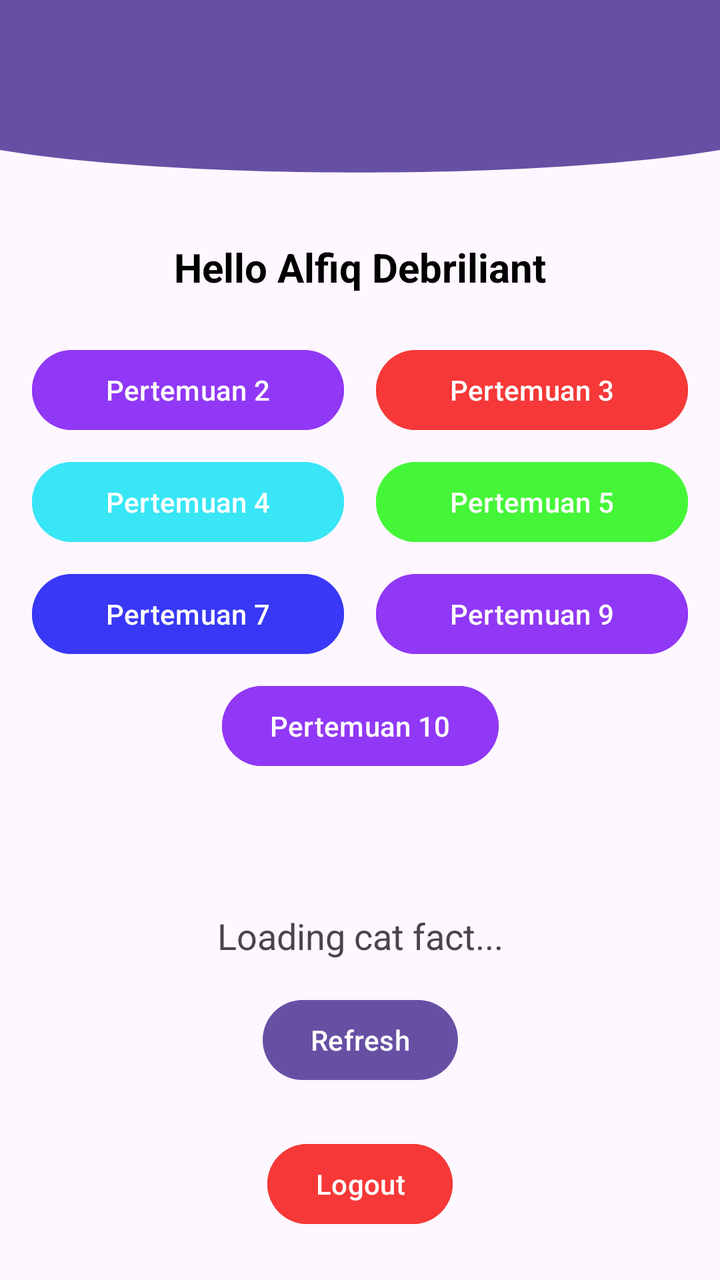
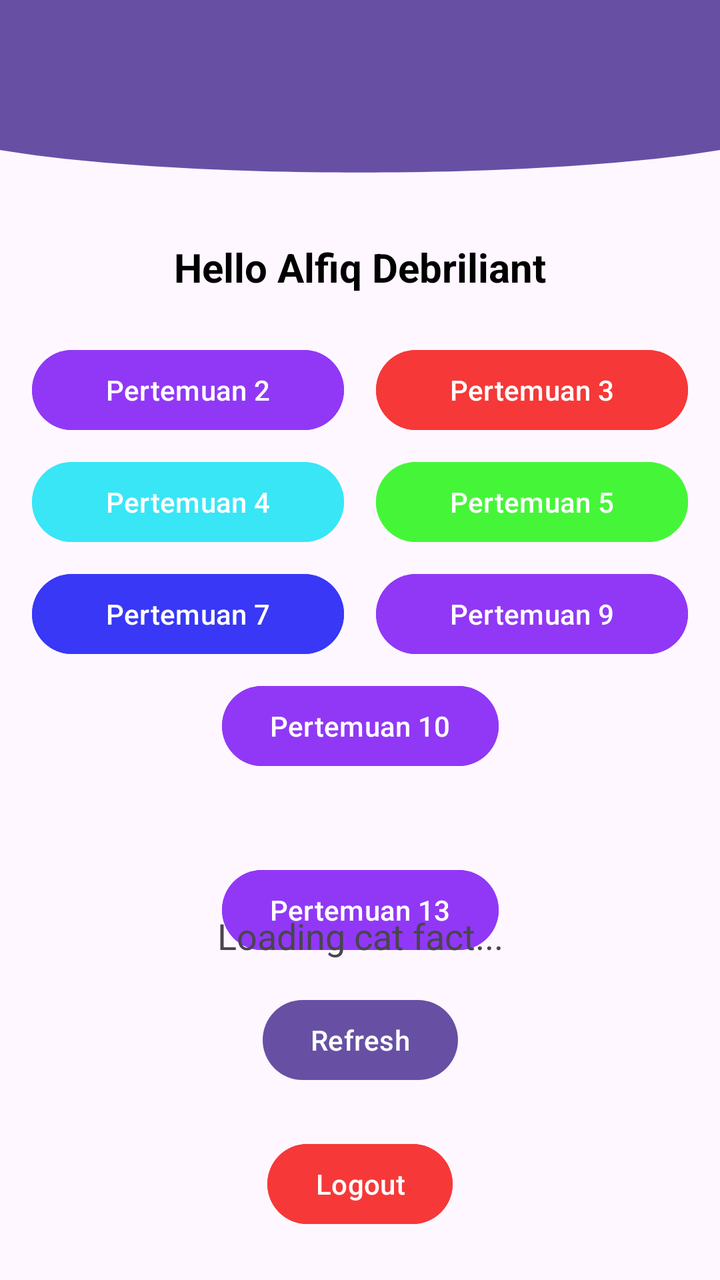

Two renders of the same Android screen: before a commit and after it. Below are the layout's source before the change and the commit's diff.
<!-- AndroidManifest.xml: application theme Theme.Alfiqapps -->
<!-- res/layout/fragment_home.xml -->
<?xml version="1.0" encoding="utf-8"?>
<androidx.constraintlayout.widget.ConstraintLayout xmlns:android="http://schemas.android.com/apk/res/android"
    xmlns:tools="http://tools.android.com/tools"
    android:layout_width="match_parent"
    android:layout_height="match_parent"
    xmlns:app="http://schemas.android.com/apk/res-auto"
    tools:context=".Home.HomeFragment">

    <View
        android:id="@+id/background_header"
        android:layout_width="0dp"
        android:layout_height="100dp"
        android:background="@drawable/bg_header_wave"
        app:layout_constraintStart_toStartOf="parent"
        app:layout_constraintEnd_toEndOf="parent"
        app:layout_constraintTop_toTopOf="parent"/>

    <com.google.android.material.appbar.AppBarLayout
        android:id="@+id/appBar"
        android:layout_width="match_parent"
        android:layout_height="wrap_content"
        android:theme="@style/ThemeOverlay.MaterialComponents.Dark.ActionBar">

        <androidx.appcompat.widget.Toolbar
            android:id="@+id/toolbar"
            android:background="?attr/colorPrimary"
            android:layout_width="match_parent"
            android:layout_height="?attr/actionBarSize"
            app:titleTextColor="@android:color/white"
            app:layout_scrollFlags="scroll|enterAlways" />

    </com.google.android.material.appbar.AppBarLayout>

    <TextView
        android:id="@+id/tvWelcome"
        android:layout_width="wrap_content"
        android:layout_height="wrap_content"
        android:layout_marginTop="120dp"
        android:text="Hello Alfiq Debriliant"
        android:textColor="@android:color/black"
        android:textSize="20sp"
        android:textStyle="bold"
        app:layout_constraintEnd_toEndOf="parent"
        app:layout_constraintStart_toStartOf="parent"
        app:layout_constraintTop_toTopOf="parent" />

    <Button
        android:id="@+id/btnToSecond"
        android:layout_width="0dp"
        android:layout_height="wrap_content"
        android:layout_marginTop="24dp"
        android:layout_marginStart="16dp"
        android:layout_marginEnd="8dp"
        android:backgroundTint="#9138F6"
        android:text="Pertemuan 2"
        app:layout_constraintHorizontal_chainStyle="spread"
        app:layout_constraintStart_toStartOf="parent"
        app:layout_constraintEnd_toStartOf="@+id/btnToThird"
        app:layout_constraintTop_toBottomOf="@+id/tvWelcome" />

    <Button
        android:id="@+id/btnToThird"
        android:layout_width="0dp"
        android:layout_height="wrap_content"
        android:layout_marginTop="24dp"
        android:layout_marginStart="8dp"
        android:layout_marginEnd="16dp"
        android:backgroundTint="#F63838"
        android:text="Pertemuan 3"
        app:layout_constraintStart_toEndOf="@+id/btnToSecond"
        app:layout_constraintEnd_toEndOf="parent"
        app:layout_constraintTop_toBottomOf="@+id/tvWelcome" />

    <Button
        android:id="@+id/btnToFourth"
        android:layout_width="0dp"
        android:layout_height="wrap_content"
        android:layout_marginTop="8dp"
        android:layout_marginStart="16dp"
        android:layout_marginEnd="8dp"
        android:backgroundTint="#38E6F6"
        android:text="Pertemuan 4"
        app:layout_constraintStart_toStartOf="parent"
        app:layout_constraintEnd_toStartOf="@+id/btnToFifth"
        app:layout_constraintTop_toBottomOf="@+id/btnToSecond" />

    <Button
        android:id="@+id/btnToFifth"
        android:layout_width="0dp"
        android:layout_height="wrap_content"
        android:layout_marginTop="8dp"
        android:layout_marginStart="8dp"
        android:layout_marginEnd="16dp"
        android:backgroundTint="#45F638"
        android:text="Pertemuan 5"
        app:layout_constraintStart_toEndOf="@+id/btnToFourth"
        app:layout_constraintEnd_toEndOf="parent"
        app:layout_constraintTop_toBottomOf="@+id/btnToThird" />

    <Button
        android:id="@+id/btnToSeventh"
        android:layout_width="0dp"
        android:layout_height="wrap_content"
        android:layout_marginTop="8dp"
        android:layout_marginStart="16dp"
        android:layout_marginEnd="8dp"
        android:backgroundTint="#3838F6"
        android:text="Pertemuan 7"
        app:layout_constraintStart_toStartOf="parent"
        app:layout_constraintEnd_toStartOf="@+id/btnToNinth"
        app:layout_constraintTop_toBottomOf="@+id/btnToFourth" />

    <Button
        android:id="@+id/btnToNinth"
        android:layout_width="0dp"
        android:layout_height="wrap_content"
        android:layout_marginTop="8dp"
        android:layout_marginStart="8dp"
        android:layout_marginEnd="16dp"
        android:backgroundTint="#9138F6"
        android:text="Pertemuan 9"
        app:layout_constraintStart_toEndOf="@+id/btnToSeventh"
        app:layout_constraintEnd_toEndOf="parent"
        app:layout_constraintTop_toBottomOf="@+id/btnToFifth" />

    <Button
        android:id="@+id/btnToTenth"
        android:layout_width="wrap_content"
        android:layout_height="wrap_content"
        android:layout_marginTop="8dp"
        android:backgroundTint="#9138F6"
        android:text="Pertemuan 10"
        app:layout_constraintEnd_toEndOf="parent"
        app:layout_constraintStart_toStartOf="parent"
        app:layout_constraintTop_toBottomOf="@+id/btnToSeventh" />

    <TextView
        android:id="@+id/tvCatFact"
        android:layout_width="0dp"
        android:layout_height="wrap_content"
        android:layout_marginHorizontal="24dp"
        android:layout_marginBottom="16dp"
        android:gravity="center"
        android:text="Loading cat fact..."
        android:textAlignment="center"
        android:textSize="18sp"
        app:layout_constraintBottom_toTopOf="@+id/btnRefresh"
        app:layout_constraintEnd_toEndOf="parent"
        app:layout_constraintStart_toStartOf="parent" />

    <Button
        android:id="@+id/btnRefresh"
        android:layout_width="wrap_content"
        android:layout_height="wrap_content"
        android:layout_marginBottom="24dp"
        android:text="Refresh"
        app:layout_constraintBottom_toTopOf="@+id/btnLogout"
        app:layout_constraintEnd_toEndOf="parent"
        app:layout_constraintStart_toStartOf="parent" />

    <Button
        android:id="@+id/btnLogout"
        android:layout_width="wrap_content"
        android:layout_height="wrap_content"
        android:layout_marginBottom="24dp"
        android:backgroundTint="#F63838"
        android:text="Logout"
        app:layout_constraintBottom_toBottomOf="parent"
        app:layout_constraintEnd_toEndOf="parent"
        app:layout_constraintStart_toStartOf="parent" />

</androidx.constraintlayout.widget.ConstraintLayout>
<!-- resources referenced by this layout -->
<resources>
  <!-- drawable bg_header_wave (drawable) -->
  <?xml version="1.0" encoding="utf-8"?>
      <vector xmlns:android="http://schemas.android.com/apk/res/android"
          android:width="100dp"
          android:height="100dp"
          android:viewportWidth="100"
          android:viewportHeight="100">
  
          
          <path
              android:fillColor="?attr/colorPrimary"
              android:pathData="
              M0,0
              L100,0
              L100,75
              C 75,90
                25,90
                0,75
              Z" />
      </vector>
  <style name="Theme.Alfiqapps" parent="Base.Theme.Alfiqapps" />
  <style name="Base.Theme.Alfiqapps" parent="Theme.Material3.DayNight.NoActionBar">
          
          
      </style>
</resources>

<!-- the commit's change to res/layout/fragment_home.xml (unified diff, before → after) -->
@@ -1,6 +1,7 @@
 <?xml version="1.0" encoding="utf-8"?>
 <androidx.constraintlayout.widget.ConstraintLayout xmlns:android="http://schemas.android.com/apk/res/android"
     xmlns:tools="http://tools.android.com/tools"
+    xmlns:tools2="http://schemas.android.com/tools"
     android:layout_width="match_parent"
     android:layout_height="match_parent"
     xmlns:app="http://schemas.android.com/apk/res-auto"
@@ -134,6 +135,17 @@
         app:layout_constraintStart_toStartOf="parent"
         app:layout_constraintTop_toBottomOf="@+id/btnToSeventh" />
 
+    <Button
+        android:id="@+id/btnToThirteenth"
+        android:layout_width="wrap_content"
+        android:layout_height="wrap_content"
+        android:layout_marginTop="100dp"
+        android:backgroundTint="#9138F6"
+        android:text="Pertemuan 13"
+        app:layout_constraintEnd_toEndOf="parent"
+        app:layout_constraintStart_toStartOf="parent"
+        app:layout_constraintTop_toBottomOf="@+id/btnToNinth" />
+
     <TextView
         android:id="@+id/tvCatFact"
         android:layout_width="0dp"
